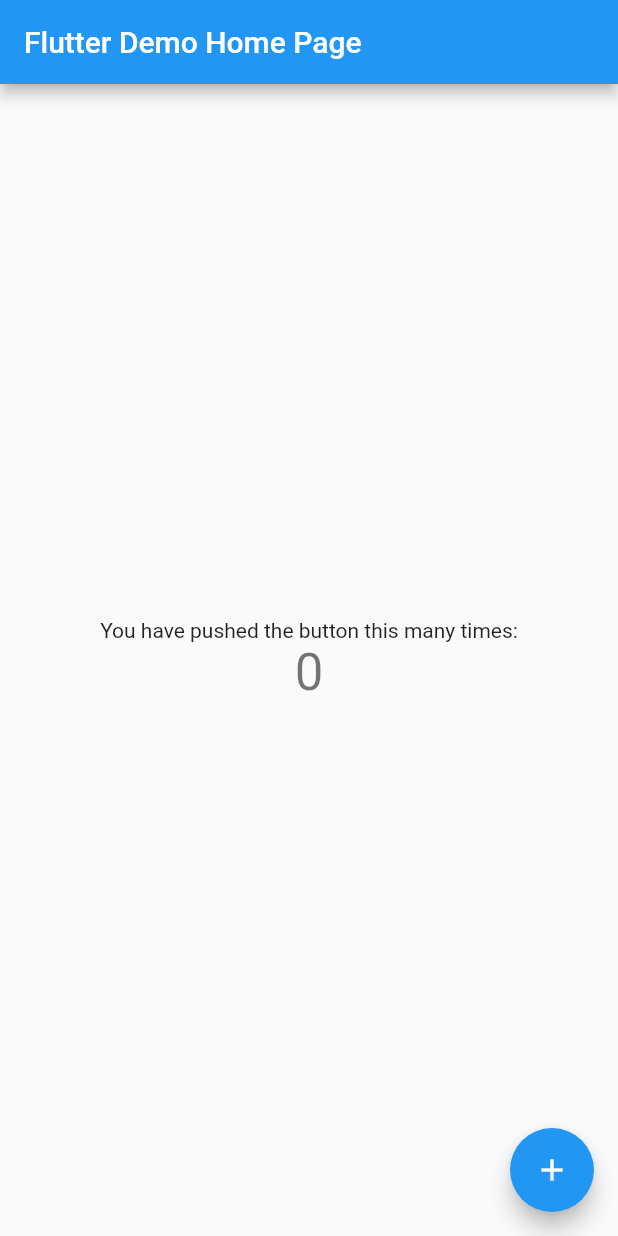
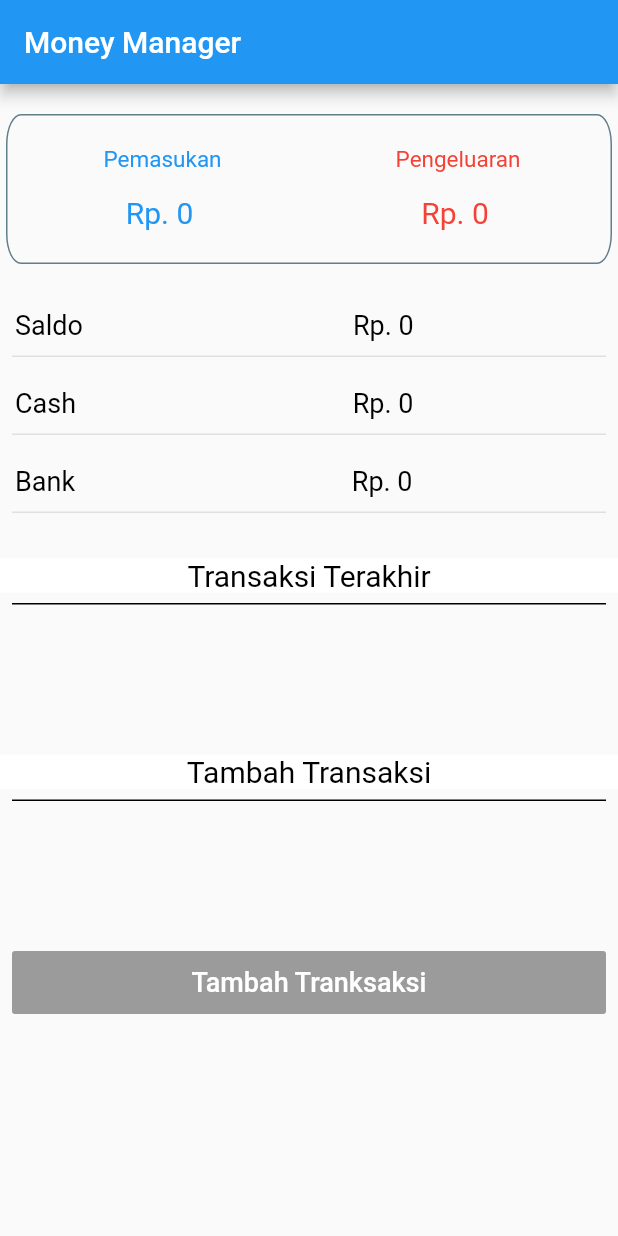
Before and after one commit to room2468/12-final-project-zeatech-1, a Flutter app: the screen it shows after launch, on a phone screen of 412 x 824 dp. Run offline on Flutter 3.47's test engine with Material 2 defaults, Android fonts, the phone set to English and light mode, and no system bars; our stand-ins replace sqflite; accounts and stored records are empty.

Commit message:
Pembuatan layout home

```diff
--- /dev/null
+++ b/lib/layouts/home.dart
@@ -0,0 +1,213 @@
+import 'package:flutter/material.dart';
+
+class Home extends StatefulWidget {
+  @override
+  _HomeState createState() => _HomeState();
+}
+
+class _HomeState extends State<Home> {
+  @override
+  Widget build(BuildContext context) {
+    return MaterialApp(
+      title: 'Flutter Demo',
+      theme: ThemeData(
+        primarySwatch: Colors.blue,
+        visualDensity: VisualDensity.adaptivePlatformDensity,
+      ),
+      home: Scaffold(
+        appBar: AppBar(
+          title: Text("Money Manager"),
+        ),
+        body: Container(
+          child: ListView(
+            children: <Widget>[
+              Container(
+                width: 350.0,
+                height: 100.0,
+                margin: EdgeInsets.fromLTRB(4, 20, 4, 0),
+                padding: EdgeInsets.only(left: 4, right: 4),
+                decoration: BoxDecoration(
+                  border: Border.all(color: Colors.blueGrey),
+                  borderRadius: BorderRadius.all(Radius.elliptical(10.0, 20.0)),
+                ),
+                child: Row(
+                  mainAxisAlignment: MainAxisAlignment.spaceAround,
+                  children: <Widget>[
+                    Column(
+                      children: [
+                        Container(
+                          margin: EdgeInsets.fromLTRB(4, 20, 0, 0),
+                          child: Text("Pemasukan",
+                              style: TextStyle(color: Colors.blue, fontSize: 15)),
+                        ),
+                        Container(
+                          margin: EdgeInsets.fromLTRB(0, 15, 0, 0),
+                          child: Text("Rp. 0",
+                              style: TextStyle(color: Colors.blue, fontSize: 20)),
+                        )
+                      ],
+                    ),
+                    Column(
+                      children: [
+                        Container(
+                          margin: EdgeInsets.fromLTRB(4, 20, 0, 0),
+                          child: Text("Pengeluaran",
+                              style: TextStyle(color: Colors.red, fontSize: 15)),
+                        ),
+                        Container(
+                          margin: EdgeInsets.fromLTRB(0, 15, 0, 0),
+                          child: Text("Rp. 0",
+                              style: TextStyle(color: Colors.red, fontSize: 20)),
+                        )
+                      ],
+                    ),
+                  ],
+                ),
+              ),
+              Container(
+                child: Row(
+                  children: [
+                    Container(
+                      margin: EdgeInsets.only(
+                        left: 10,
+                        top: 30,
+                      ),
+                      child: Text("Saldo",
+                          style: TextStyle(color: Colors.black, fontSize: 18)),
+                    ),
+                    Container(
+                      margin: EdgeInsets.only(left: 180, top: 30, right: 5),
+                      child: Text("Rp. 0",
+                          style: TextStyle(color: Colors.black, fontSize: 18)),
+                    ),
+                  ],
+                ),
+              ),
+              Container(
+                margin: EdgeInsets.only(top: 10, left: 8, right: 8),
+                decoration: const BoxDecoration(
+                  border: Border(
+                    bottom: BorderSide(width: 1.0, color: Color(0XFFE0E0E0)),
+                  ),
+                ),
+              ),
+              Container(
+                child: Row(
+                  children: [
+                    Container(
+                      margin: EdgeInsets.only(
+                        left: 10,
+                        top: 20,
+                      ),
+                      child: Text("Cash",
+                          style: TextStyle(color: Colors.black, fontSize: 18)),
+                    ),
+                    Container(
+                      margin: EdgeInsets.only(left: 180, top: 20, right: 5),
+                      child: Text(" Rp. 0",
+                          style: TextStyle(color: Colors.black, fontSize: 18)),
+                    ),
+                  ],
+                ),
+              ),
+              Container(
+                margin: EdgeInsets.only(top: 10, left: 8, right: 8),
+                decoration: const BoxDecoration(
+                  border: Border(
+                    bottom: BorderSide(width: 1.0, color: Color(0XFFE0E0E0)),
+                  ),
+                ),
+              ),
+              Container(
+                child: Row(
+                  children: [
+                    Container(
+                      margin: EdgeInsets.only(
+                        left: 10,
+                        top: 20,
+                      ),
+                      child: Text("Bank",
+                          style: TextStyle(color: Colors.black, fontSize: 18)),
+                    ),
+                    Container(
+                      margin: EdgeInsets.only(left: 180, top: 20, right: 5),
+                      child: Text(" Rp. 0",
+                          style: TextStyle(color: Colors.black, fontSize: 18)),
+                    ),
+                  ],
+                ),
+              ),
+              Container(
+                margin: EdgeInsets.only(top: 10, left: 8, right: 8),
+                decoration: const BoxDecoration(
+                  border: Border(
+                    bottom: BorderSide(width: 1.0, color: Color(0XFFE0E0E0)),
+                  ),
+                ),
+              ),
+              Container(
+                color: Colors.white,
+                alignment: Alignment.topCenter,
+                margin: EdgeInsets.only(top: 30),
+                child: Text(
+                  "Transaksi Terakhir",
+                  style: TextStyle(
+                    fontSize: 20,
+                    color: Colors.black,
+                  ),
+                ),
+              ),
+              Container(
+                margin: EdgeInsets.only(top: 7, left: 8, right: 8),
+                decoration: const BoxDecoration(
+                  border: Border(
+                    bottom: BorderSide(width: 1.0, color: Colors.black),
+                  ),
+                ),
+              ),
+              Container(
+                color: Colors.white,
+                alignment: Alignment.topCenter,
+                margin: EdgeInsets.only(top: 100),
+                child: Text(
+                  "Tambah Transaksi",
+                  style: TextStyle(
+                    fontSize: 20,
+                    color: Colors.black,
+                  ),
+                ),
+              ),
+              Container(
+                margin: EdgeInsets.only(top: 7, left: 8, right: 8),
+                decoration: const BoxDecoration(
+                  border: Border(
+                    bottom: BorderSide(width: 1.0, color: Colors.black),
+                  ),
+                ),
+              ),
+              Flexible(
+                child: (Container(
+                  padding: EdgeInsets.fromLTRB(8, 100, 8, 8),
+                  width: 350.0,
+                  height: 150.0,
+                  child: RaisedButton(
+                    onPressed: null,
+                    color: Colors.blue[400],
+                    textColor: Colors.white,
+                    child: Text(
+                      "Tambah Tranksaksi",
+                      style: TextStyle(
+                        color: Colors.white,
+                        fontSize: 18.0,
+                      ),
+                    ),
+                  ),
+                )),
+              ),
+            ],
+          ),
+        ),
+      ),
+    );
+  }
+}
--- a/lib/main.dart
+++ b/lib/main.dart
@@ -1,113 +1,18 @@
 import 'package:flutter/material.dart';
+import 'package:zeatech/layouts/home.dart';
 
 void main() {
   runApp(MyApp());
 }
 
-class MyApp extends StatelessWidget {
-  // This widget is the root of your application.
+class MyApp extends StatefulWidget {
+  @override
+  _MyAppState createState() => _MyAppState();
+}
+
+class _MyAppState extends State<MyApp> {
   @override
   Widget build(BuildContext context) {
-    return MaterialApp(
-      title: 'Flutter Demo',
-      theme: ThemeData(
-        // This is the theme of your application.
-        //
-        // Try running your application with "flutter run". You'll see the
-        // application has a blue toolbar. Then, without quitting the app, try
-        // changing the primarySwatch below to Colors.green and then invoke
-        // "hot reload" (press "r" in the console where you ran "flutter run",
-        // or simply save your changes to "hot reload" in a Flutter IDE).
-        // Notice that the counter didn't reset back to zero; the application
-        // is not restarted.
-        primarySwatch: Colors.blue,
-      ),
-      home: MyHomePage(title: 'Flutter Demo Home Page'),
-    );
+    return Home();
   }
 }
-
-class MyHomePage extends StatefulWidget {
-  MyHomePage({Key key, this.title}) : super(key: key);
-
-  // This widget is the home page of your application. It is stateful, meaning
-  // that it has a State object (defined below) that contains fields that affect
-  // how it looks.
-
-  // This class is the configuration for the state. It holds the values (in this
-  // case the title) provided by the parent (in this case the App widget) and
-  // used by the build method of the State. Fields in a Widget subclass are
-  // always marked "final".
-
-  final String title;
-
-  @override
-  _MyHomePageState createState() => _MyHomePageState();
-}
-
-class _MyHomePageState extends State<MyHomePage> {
-  int _counter = 0;
-
-  void _incrementCounter() {
-    setState(() {
-      // This call to setState tells the Flutter framework that something has
-      // changed in this State, which causes it to rerun the build method below
-      // so that the display can reflect the updated values. If we changed
-      // _counter without calling setState(), then the build method would not be
-      // called again, and so nothing would appear to happen.
-      _counter++;
-    });
-  }
-
-  @override
-  Widget build(BuildContext context) {
-    // This method is rerun every time setState is called, for instance as done
-    // by the _incrementCounter method above.
-    //
-    // The Flutter framework has been optimized to make rerunning build methods
-    // fast, so that you can just rebuild anything that needs updating rather
-    // than having to individually change instances of widgets.
-    return Scaffold(
-      appBar: AppBar(
-        // Here we take the value from the MyHomePage object that was created by
-        // the App.build method, and use it to set our appbar title.
-        title: Text(widget.title),
-      ),
-      body: Center(
-        // Center is a layout widget. It takes a single child and positions it
-        // in the middle of the parent.
-        child: Column(
-          // Column is also a layout widget. It takes a list of children and
-          // arranges them vertically. By default, it sizes itself to fit its
-          // children horizontally, and tries to be as tall as its parent.
-          //
-          // Invoke "debug painting" (press "p" in the console, choose the
-          // "Toggle Debug Paint" action from the Flutter Inspector in Android
-          // Studio, or the "Toggle Debug Paint" command in Visual Studio Code)
-          // to see the wireframe for each widget.
-          //
-          // Column has various properties to control how it sizes itself and
-          // how it positions its children. Here we use mainAxisAlignment to
-          // center the children vertically; the main axis here is the vertical
-          // axis because Columns are vertical (the cross axis would be
-          // horizontal).
-          mainAxisAlignment: MainAxisAlignment.center,
-          children: <Widget>[
-            Text(
-              'You have pushed the button this many times:',
-            ),
-            Text(
-              '$_counter',
-              style: Theme.of(context).textTheme.headline4,
-            ),
-          ],
-        ),
-      ),
-      floatingActionButton: FloatingActionButton(
-        onPressed: _incrementCounter,
-        tooltip: 'Increment',
-        child: Icon(Icons.add),
-      ), // This trailing comma makes auto-formatting nicer for build methods.
-    );
-  }
-}
```
Also changed, not shown: pubspec.lock.
